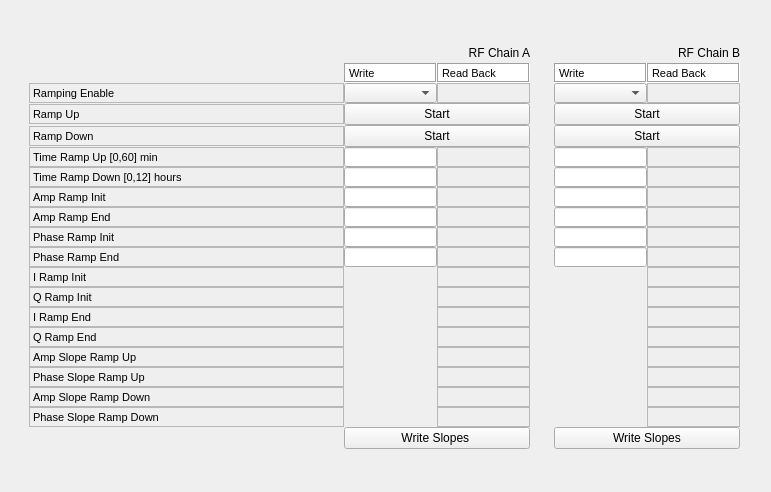
Old version of the form src/llrfgui/widgets/ramping/ui/Ramping.ui in the repository amilan/app-maxiv-llrfexpert.
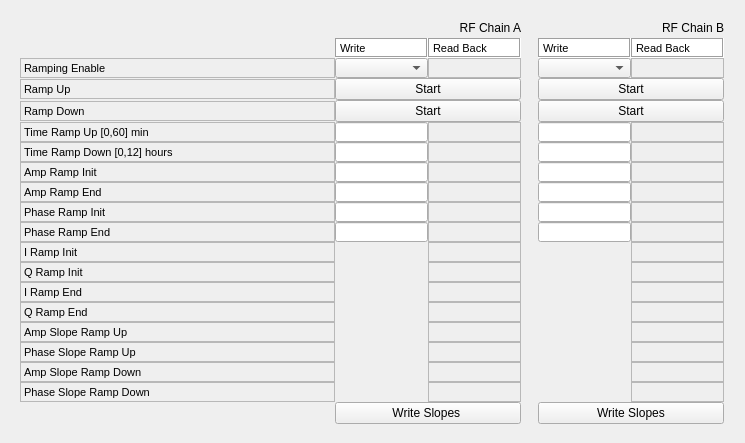
New version of the form. Custom widgets are drawn as their Qt base class.

Commit message:
Scrollable area added.
An scroll area has been added to each widget.

```diff
--- a/src/llrfgui/widgets/ramping/ui/Ramping.ui
+++ b/src/llrfgui/widgets/ramping/ui/Ramping.ui
@@ -6,14 +6,38 @@
    <rect>
     <x>0</x>
     <y>0</y>
-    <width>771</width>
-    <height>492</height>
+    <width>745</width>
+    <height>443</height>
    </rect>
   </property>
   <property name="windowTitle">
    <string>Form</string>
   </property>
   <layout class="QGridLayout" name="gridLayout">
+   <property name="margin">
+    <number>0</number>
+   </property>
+   <property name="spacing">
+    <number>0</number>
+   </property>
+   <item row="0" column="0">
+    <widget class="QScrollArea" name="scrollArea">
+     <property name="frameShape">
+      <enum>QFrame::NoFrame</enum>
+     </property>
+     <property name="widgetResizable">
+      <bool>true</bool>
+     </property>
+     <widget class="QWidget" name="scrollAreaWidgetContents">
+      <property name="geometry">
+       <rect>
+        <x>0</x>
+        <y>0</y>
+        <width>745</width>
+        <height>443</height>
+       </rect>
+      </property>
+      <layout class="QGridLayout" name="gridLayout_2">
    <item row="0" column="0">
     <layout class="QGridLayout" name="_10">
      <property name="spacing">
@@ -2442,6 +2466,10 @@
       </widget>
      </item>
     </layout>
+       </item>
+      </layout>
+     </widget>
+    </widget>
    </item>
   </layout>
  </widget>
```
Lines whose indentation alone changed are shown as unchanged. The commit also changes 24 other files.
